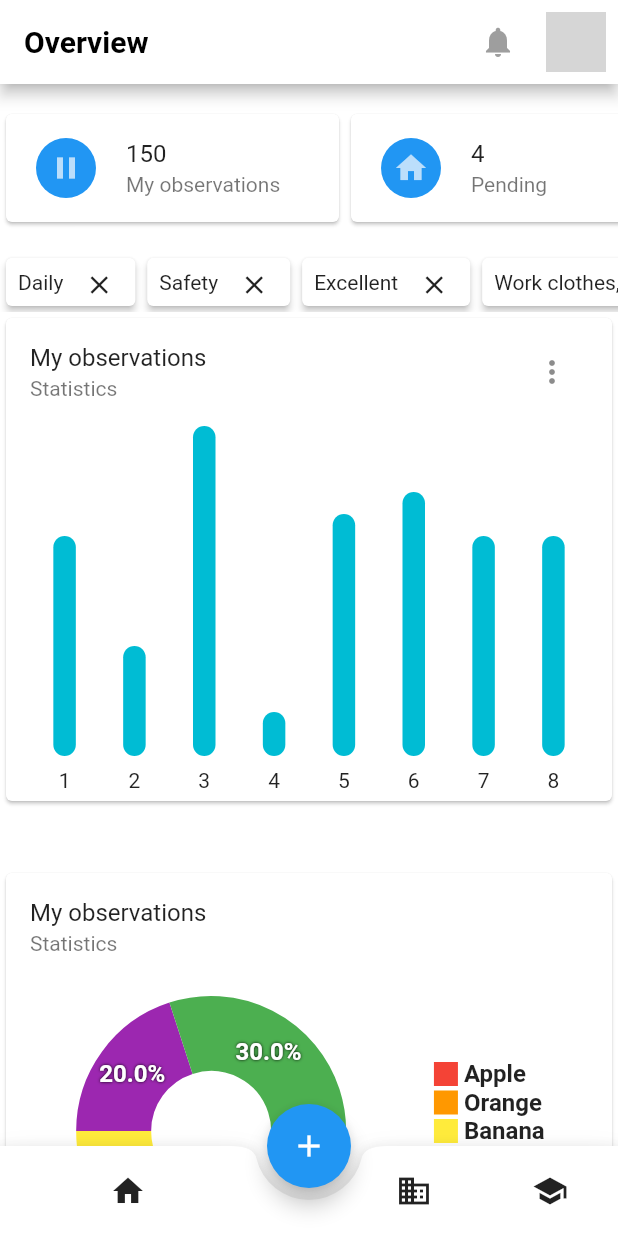
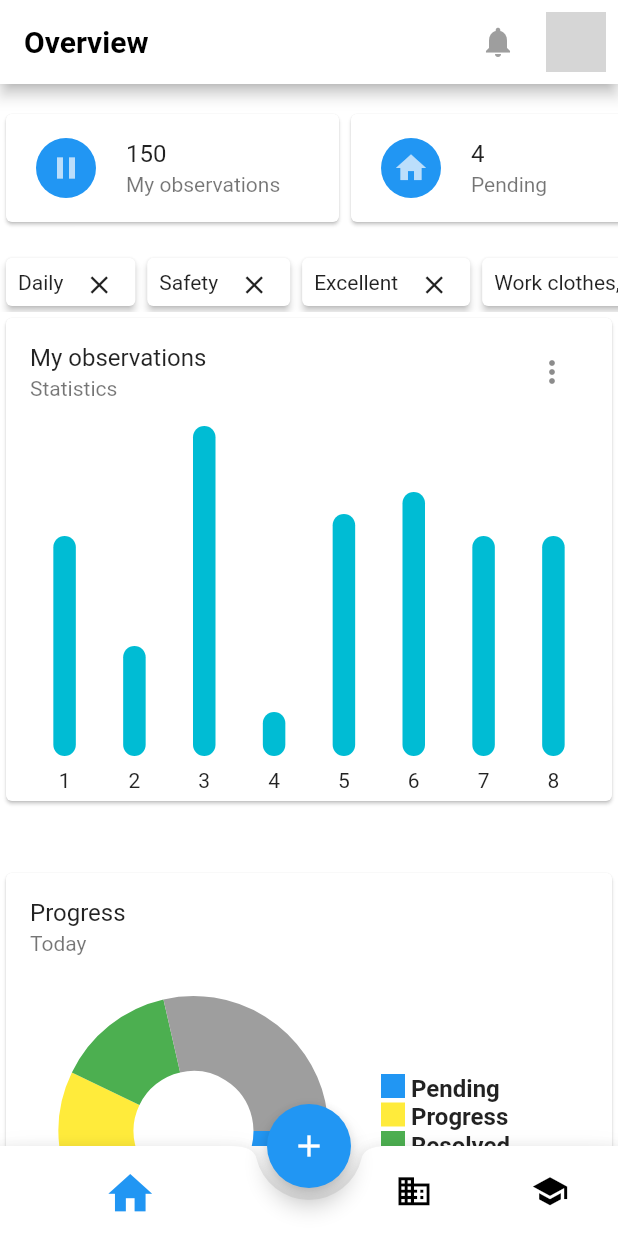
Before and after one commit to IsmailKARROUD/ImmenseProjectApplication, a Flutter app: the screen it shows after launch, on a phone screen of 412 x 824 dp. Run offline on Flutter 3.47's test engine with Material 2 defaults, Android fonts, the phone set to English and light mode, and no system bars; drawn by our look-alikes of fl_chart; our stand-ins replace animated_splash_screen; missing offline and left inert: dart:ffi, direct_select; network calls fail; grey boxes are pictures that could not be loaded.

Commit message:
- Improvement - switch to basedPage

```diff
--- a/lib/CustomGraph/pie_chart.dart
+++ b/lib/CustomGraph/pie_chart.dart
@@ -31,10 +31,10 @@ class CustomPieChartState extends State<CustomPieChart> {
         title: '${widget.dataPie[index].value}%',
         radius: isTouched ? 60.0 : 50.0,
         titleStyle: TextStyle(
-          fontSize: isTouched ? 25.0 : 16.0,
+          fontSize: isTouched ? 30.0 : 0,
+          height: -5,
           fontWeight: FontWeight.bold,
-          color: Colors.white,
-          shadows: [Shadow(color: Colors.black, blurRadius: 2)],
+          color: Colors.black,
         ),
       );
     });
@@ -83,22 +83,14 @@ class CustomPieChartState extends State<CustomPieChart> {
             ),
           ),
         ),
-        Column(
-          mainAxisAlignment: MainAxisAlignment.end,
-          crossAxisAlignment: CrossAxisAlignment.start,
-          children: listName(),
+        Expanded(
+          child: Column(
+            mainAxisAlignment: MainAxisAlignment.end,
+            crossAxisAlignment: CrossAxisAlignment.start,
+            children: listName(),
+          ),
         ),
       ],
     );
   }
 }
-
-/*
-Row(
-
-        children: <Widget>[
-
-
-        ],
-      )
-*/
--- /dev/null
+++ b/lib/PrincipalPages/BasedPage.dart
@@ -0,0 +1,89 @@
+import 'package:flutter/material.dart';
+import 'package:imense/PrincipalPages/Overview.dart';
+import 'package:imense/PrincipalPages/ManualAlert.dart';
+
+class BasedPage extends StatefulWidget {
+  const BasedPage({super.key});
+
+  @override
+  State<BasedPage> createState() => _BasedPageState();
+}
+
+class _BasedPageState extends State<BasedPage> {
+  //start with the first page
+  int _selectedIndex = 0;
+
+  //All pages in bottom bar to be chosen by user
+  final List<Widget> _widgetOptions = <Widget>[
+    const Overview(),
+    const Center(child: Text('Page 2')),
+    const Center(child: Text('Page 3')),
+  ];
+
+  @override
+  Widget build(BuildContext context) {
+    return Scaffold(
+      body: _widgetOptions.elementAt(_selectedIndex),
+      bottomNavigationBar: BottomAppBar(
+        shape: const CircularNotchedRectangle(),
+        notchMargin: 8.0,
+        child: SizedBox(
+          height: 60,
+          child: Row(
+            mainAxisSize: MainAxisSize.max,
+            mainAxisAlignment: MainAxisAlignment.spaceAround,
+            children: <Widget>[
+              //using padding to give space to FloatingActionButton
+              Padding(
+                padding: const EdgeInsets.only(left: 40, right: 100),
+                child: IconButton(
+                  icon: Icon(
+                    Icons.home,
+                    size: _selectedIndex == 0 ? 35 : 25,
+                    color: _selectedIndex == 0 ? Colors.blue : Colors.black,
+                  ),
+                  onPressed: () {
+                    setState(() {
+                      _selectedIndex = 0;
+                    });
+                  },
+                ),
+              ),
+              IconButton(
+                icon: Icon(
+                  Icons.business,
+                  size: _selectedIndex == 1 ? 35 : 25,
+                  color: _selectedIndex == 1 ? Colors.blue : Colors.black,
+                ),
+                onPressed: () {
+                  setState(() {
+                    _selectedIndex = 1;
+                  });
+                },
+              ),
+              IconButton(
+                icon: Icon(
+                  Icons.school,
+                  size: _selectedIndex == 2 ? 35 : 25,
+                  color: _selectedIndex == 2 ? Colors.blue : Colors.black,
+                ),
+                onPressed: () {
+                  setState(() {
+                    _selectedIndex = 2;
+                  });
+                },
+              ),
+            ],
+          ),
+        ),
+      ),
+      floatingActionButton: FloatingActionButton(
+        onPressed: () => Navigator.push(context,
+            MaterialPageRoute(builder: (context) => const ManualAlert())),
+        backgroundColor: Colors.blue,
+        child: const Icon(Icons.add),
+      ),
+      floatingActionButtonLocation: FloatingActionButtonLocation.centerDocked,
+    );
+  }
+}
--- a/lib/PrincipalPages/Overview.dart
+++ b/lib/PrincipalPages/Overview.dart
@@ -102,33 +102,28 @@ class _OverviewState extends State<Overview> {
               ],
             ),
             Statistics(
-              title: 'My observations',
-              subtitle: 'Statistics',
+              title: 'Progress',
+              subtitle: 'Today',
               graph: CustomPieChart(dataPie: [
                 PieChartDataModel(
-                  name: 'Apple',
+                  name: 'Pending',
                   value: 25.0,
-                  color: Colors.red,
+                  color: Colors.blue,
                 ),
                 PieChartDataModel(
-                  name: 'Orange',
+                  name: 'Progress',
                   value: 15.0,
-                  color: Colors.orange,
-                ),
-                PieChartDataModel(
-                  name: 'Banana',
-                  value: 10.0,
                   color: Colors.yellow,
                 ),
                 PieChartDataModel(
-                  name: 'Grape',
-                  value: 20.0,
-                  color: Colors.purple,
+                  name: 'Resolved',
+                  value: 10.0,
+                  color: Colors.green,
                 ),
                 PieChartDataModel(
-                  name: 'Watermelon',
-                  value: 30.0,
-                  color: Colors.green,
+                  name: 'Closed',
+                  value: 20.0,
+                  color: Colors.grey,
                 )
               ]),
             ),
--- a/lib/Widgets/indicator.dart
+++ b/lib/Widgets/indicator.dart
@@ -17,7 +17,7 @@ class Indicator extends StatelessWidget {
 
   @override
   Widget build(BuildContext context) {
-    return Row(
+    return Wrap(
       children: <Widget>[
         Container(
           width: size,
@@ -32,6 +32,8 @@ class Indicator extends StatelessWidget {
         ),
         Text(
           text,
+          overflow: TextOverflow.ellipsis,
+          softWrap: true,
           style: TextStyle(
             fontSize: 16,
             fontWeight: FontWeight.bold,
--- a/lib/main.dart
+++ b/lib/main.dart
@@ -1,7 +1,6 @@
 import 'package:animated_splash_screen/animated_splash_screen.dart';
 import 'package:flutter/material.dart';
-import 'package:imense/PrincipalPages/Overview.dart';
-import 'package:imense/PrincipalPages/ManualAlert.dart';
+import 'package:imense/PrincipalPages/BasedPage.dart';
 
 void main() => runApp(MyApp());
 
@@ -13,16 +12,6 @@ class MyApp extends StatefulWidget {
 }
 
 class _MyAppState extends State<MyApp> {
-  //start with the first page
-  int _selectedIndex = 0;
-
-  //All pages in bottom bar to be chosen by user
-  final List<Widget> _widgetOptions = <Widget>[
-    const Overview(),
-    const Center(child: Text('Page 2')),
-    const Center(child: Text('Page 3')),
-  ];
-
   @override
   Widget build(BuildContext context) {
     return MaterialApp(
@@ -48,58 +37,8 @@ class _MyAppState extends State<MyApp> {
         ),
         splashIconSize: double.maxFinite,
         nextScreen: Builder(builder: (context) {
-          return Scaffold(
-            body: _widgetOptions.elementAt(_selectedIndex),
-            bottomNavigationBar: BottomAppBar(
-              shape: const CircularNotchedRectangle(),
-              notchMargin: 8.0,
-              child: SizedBox(
-                height: 60,
-                child: Row(
-                  mainAxisSize: MainAxisSize.max,
-                  mainAxisAlignment: MainAxisAlignment.spaceAround,
-                  children: <Widget>[
-                    //using padding to give space to FloatingActionButton
-                    Padding(
-                      padding: const EdgeInsets.only(left: 40, right: 100),
-                      child: IconButton(
-                        icon: const Icon(Icons.home),
-                        onPressed: () {
-                          setState(() {
-                            _selectedIndex = 0;
-                          });
-                        },
-                      ),
-                    ),
-                    IconButton(
-                      icon: const Icon(Icons.business),
-                      onPressed: () {
-                        setState(() {
-                          _selectedIndex = 1;
-                        });
-                      },
-                    ),
-                    IconButton(
-                      icon: const Icon(Icons.school),
-                      onPressed: () {
-                        setState(() {
-                          _selectedIndex = 2;
-                        });
-                      },
-                    ),
-                  ],
-                ),
-              ),
-            ),
-            floatingActionButton: FloatingActionButton(
-              onPressed: () => Navigator.push(context,
-                  MaterialPageRoute(builder: (context) => const ManualAlert())),
-              backgroundColor: Colors.blue,
-              child: const Icon(Icons.add),
-            ),
-            floatingActionButtonLocation:
-                FloatingActionButtonLocation.centerDocked,
-          );
+          //switch to another StatefulWidget in order to work with setState((){})
+          return const BasedPage();
         }),
       ),
     );
```
